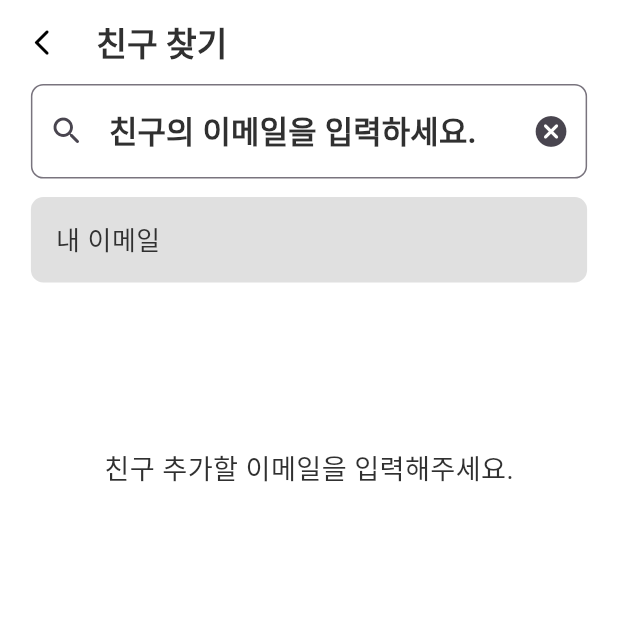
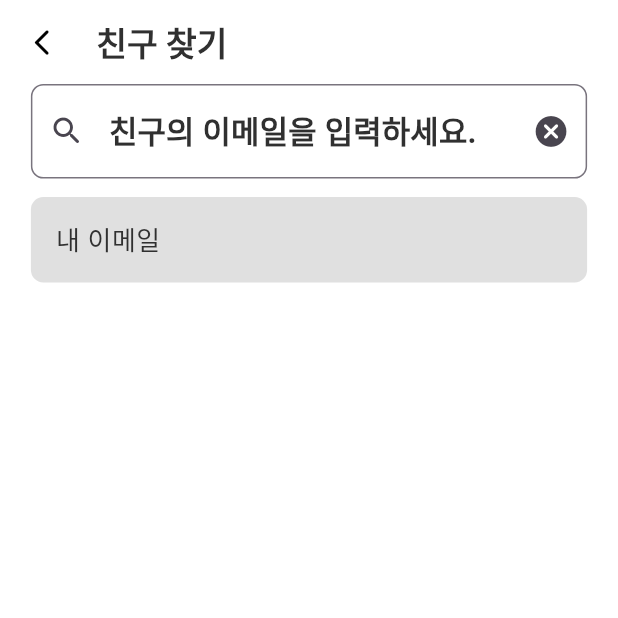
Before and after one commit to JJulme/manito, a Flutter app: the FriendsSearchScreen screen opened directly, on a phone screen of 412 x 824 dp, the top half of it. Run offline on Flutter 3.47's test engine with Material 3 defaults, Android fonts, the phone set to English and light mode, and no system bars; our stand-ins replace badges, cached_network_image, carousel_slider, firebase_core, firebase_messaging, flutter_dotenv and 8 more; missing offline and left inert: kakao_flutter_sdk_user, photo_manager, photo_manager_image_provider; accounts and stored records are empty.

Commit message:
자잘한

```diff
--- a/lib/main.dart
+++ b/lib/main.dart
@@ -48,6 +48,7 @@ class _ManitoState extends State<Manito> {
     // 테마 설정
     var themeData = ThemeData(
       useMaterial3: true,
+      primarySwatch: Colors.amber,
       primaryColor: kSunsetPeach,
       primaryColorLight: kSunsetPeachLight,
       primaryColorDark: kSunsetPeachDark,
--- a/lib/screens/friend/friends_search_screen.dart
+++ b/lib/screens/friend/friends_search_screen.dart
@@ -129,10 +129,6 @@ class _FriendsSearchScreenState extends State<FriendsSearchScreen> {
                           ),
                         ),
                       ),
-                      SizedBox(
-                        height: 0.6 * width,
-                        child: Center(child: Text('친구 추가할 이메일을 입력해주세요.')),
-                      ),
                     ],
                   );
                 }
--- a/lib/screens/mission/mission_screen.dart
+++ b/lib/screens/mission/mission_screen.dart
@@ -232,7 +232,7 @@ class _MissionScreenState extends State<MissionScreen>
 
                       Text(myMission.status, style: Get.textTheme.titleMedium),
                       SizedBox(width: 0.01 * width),
-                      Text('(${myMission.deadlineType})'),
+                      Text('(${myMission.deadlineType}) '),
                       Tooltip(
                         showDuration: Duration(days: 1),
                         triggerMode: TooltipTriggerMode.tap,
@@ -324,7 +324,7 @@ class _MissionScreenState extends State<MissionScreen>
                         style: Get.textTheme.titleMedium,
                       ),
                       SizedBox(width: 0.01 * width),
-                      Text('(${acceptMission.deadlineType})'),
+                      Text('(${acceptMission.deadlineType}) '),
                       Tooltip(
                         showDuration: Duration(days: 1),
                         triggerMode: TooltipTriggerMode.tap,
```
Also changed, not shown: lib/screens/mission/mission_create_screen.dart (+0 -18 lines).
